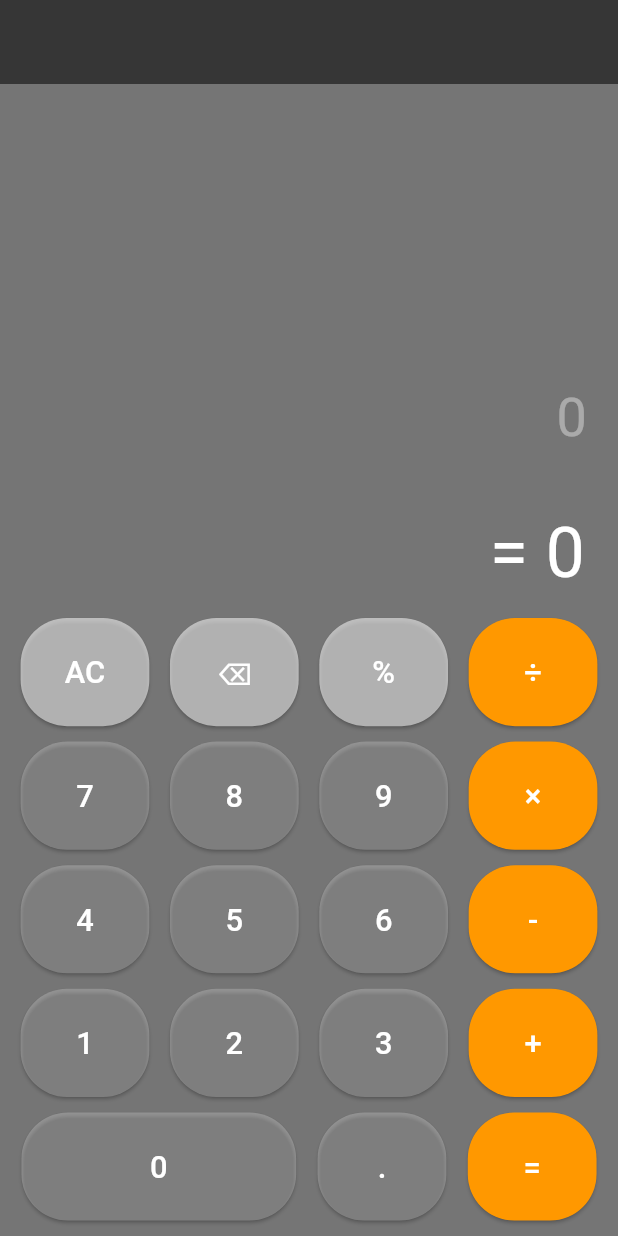
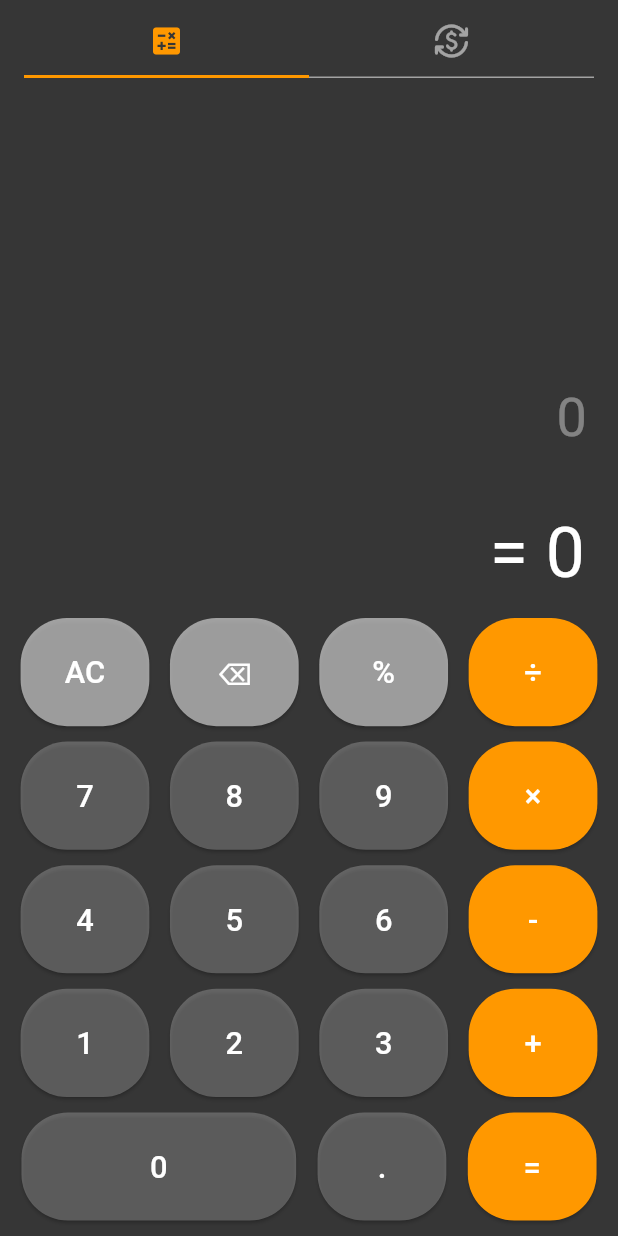
Before and after one commit to IroTheocharis/calculator, a Flutter app: the screen it shows after launch, on a phone screen of 412 x 824 dp. Run offline on Flutter 3.47's test engine with Material 3 defaults, Android fonts, the phone set to English and light mode, and no system bars; our stand-ins replace flutter_screenutil, math_expressions.

Commit message:
Currency converter basic UI

```diff
--- a/lib/main.dart
+++ b/lib/main.dart
@@ -1,3 +1,4 @@
+import 'package:calculator/views/currency_conventor_view.dart';
 import 'package:calculator/views/simple_calculator_view.dart';
 import 'package:flutter/material.dart';
 import 'package:flutter_screenutil/flutter_screenutil.dart';
@@ -17,12 +18,47 @@ class MyApp extends StatelessWidget {
       minTextAdapt: true,
       splitScreenMode: true,
       child: MaterialApp(
-        title: 'Flutter Demo',
         theme: ThemeData(
           useMaterial3: true,
         ),
-        home: const SimpleCalculatorView(),
+        home: const MyHomePage(),
       ),
     );
   }
 }
+
+class MyHomePage extends StatelessWidget {
+  const MyHomePage({super.key});
+
+  @override
+  Widget build(BuildContext context) {
+    return DefaultTabController(
+      length: 2, // The number of tabs / views.
+      child: Scaffold(
+        backgroundColor: Colors.black54,
+        appBar: AppBar(
+          backgroundColor: Colors.black54,
+          elevation: 0,
+          title: const TabBar(
+            tabs: [
+              Tab(icon: Icon(Icons.calculate)),
+              Tab(icon: Icon(Icons.currency_exchange_rounded)),
+            ],
+            dividerColor: Colors.white54,
+            dividerHeight: 1,
+            indicatorColor: Colors.orange,
+            indicatorSize: TabBarIndicatorSize.tab,
+            labelColor: Colors.orange,
+            unselectedLabelColor: Colors.white54,
+          ),
+        ),
+        body: const TabBarView(
+          children: [
+            SimpleCalculatorView(),
+            CurrencyConventorView(),
+          ],
+        ),
+      ),
+    );
+  }
+}
--- a/lib/views/simple_calculator_view.dart
+++ b/lib/views/simple_calculator_view.dart
@@ -32,10 +32,6 @@ class _SimpleCalculatorViewState extends State<SimpleCalculatorView> {
   Widget build(BuildContext context) {
     return Scaffold(
       backgroundColor: Colors.black54,
-      appBar: AppBar(
-        elevation: 0,
-        backgroundColor: Colors.black54,
-      ),
       body: SafeArea(
         child: Column(
           mainAxisAlignment: MainAxisAlignment.end,
```
Also changed, not shown: lib/views/currency_conventor_view.dart (added, +135 -0 lines), lib/widgets/currency_display_button.dart (added, +27 -0 lines), lib/widgets/currency_display_row.dart (added, +37 -0 lines), 1 other file.
